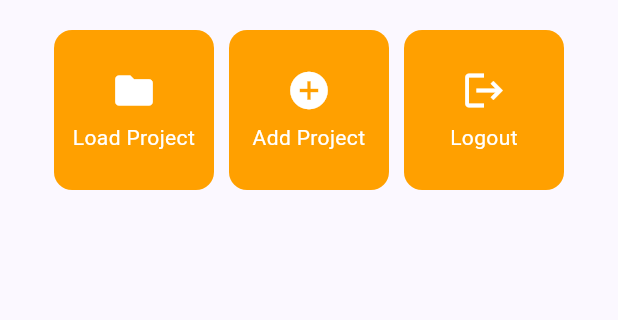
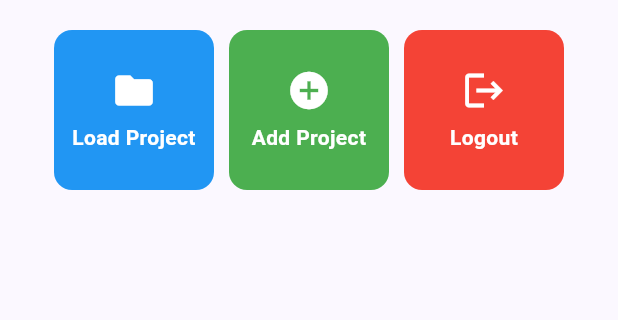
Before and after one commit to zahranayla901/myportofolio_mobile, a Flutter app: the screen it shows after launch, on a phone screen of 412 x 824 dp, the part 357-677 px from its top. Run offline on Flutter 3.47's test engine with Material 3 defaults, Android fonts, the phone set to English and light mode, and no system bars.

Commit message:
feat(ui): color each Itemcard w its own bg color

```diff
--- a/lib/menu.dart
+++ b/lib/menu.dart
@@ -108,9 +108,10 @@ class ItemCard extends StatelessWidget {
   @override
   Widget build(BuildContext context) {
     return Material(
-      color: Theme.of(context).colorScheme.secondary,
+      color: item.color,
       borderRadius: BorderRadius.circular(12),
       child: InkWell(
+        borderRadius: BorderRadius.circular(12),
         onTap: () {
           ScaffoldMessenger.of(context)
             ..hideCurrentSnackBar()
@@ -129,7 +130,10 @@ class ItemCard extends StatelessWidget {
                 Text(
                   item.name,
                   textAlign: TextAlign.center,
-                  style: const TextStyle(color: Colors.white),
+                  style: const TextStyle(
+                    color: Colors.white,
+                    fontWeight: FontWeight.bold,
+                  ),
                 ),
               ],
             ),
```
